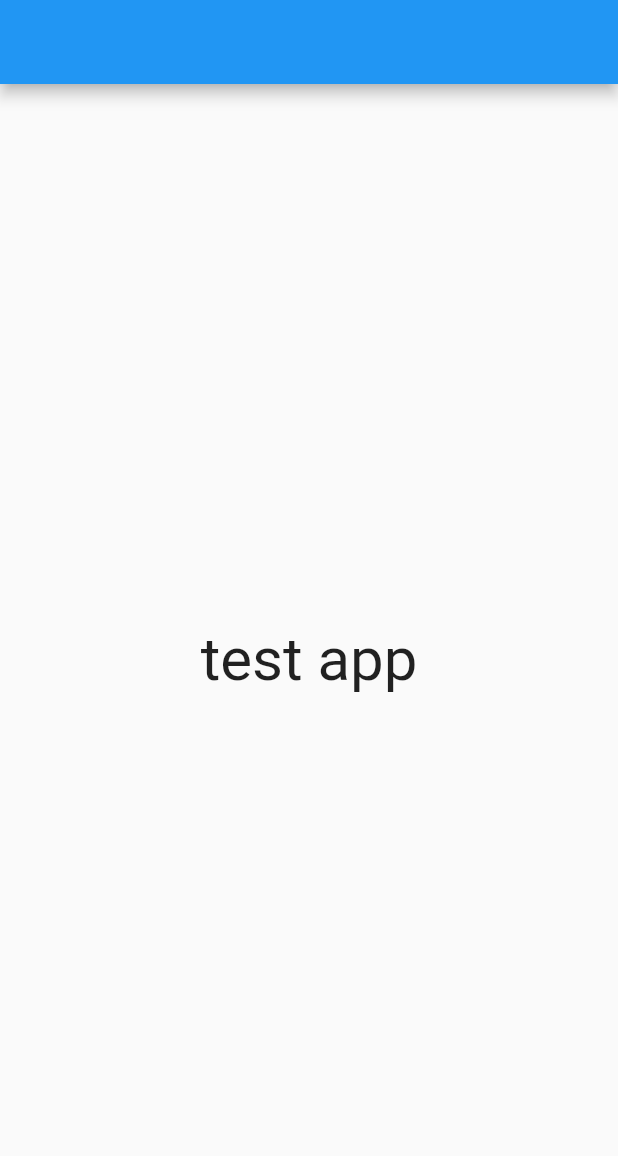
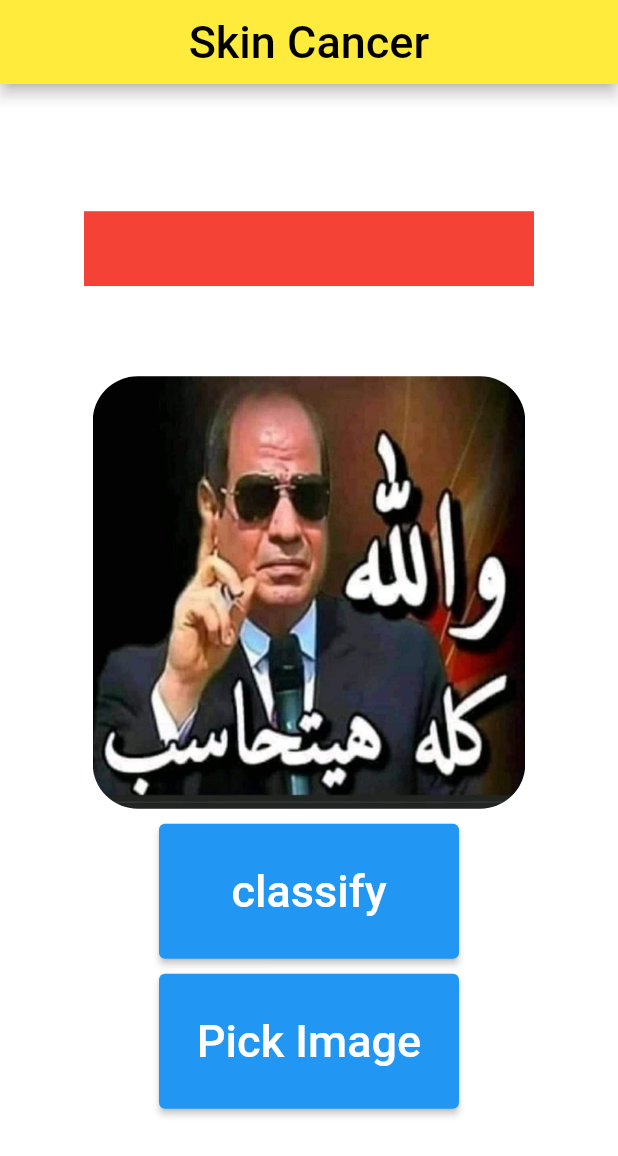
Before and after one commit to MohammedHameds/Skin-Cancer-Detection, a Flutter app: the screen it shows after launch, on a phone screen of 412 x 824 dp. Shown: the top 1156 px of the screen. Run offline on Flutter 3.47's test engine with Material 2 defaults, Android fonts, the phone set to English and light mode, and no system bars; our stand-ins replace image_picker; missing offline and left inert: tflite.

Commit message:
Uploaded skin cancer

```diff
--- /dev/null
+++ b/flutter_application_1/assets/labels.txt
@@ -0,0 +1 @@
+skin cancer
--- /dev/null
+++ b/flutter_application_1/assets/labels1.txt
@@ -0,0 +1,2 @@
+benign
+malignant
--- /dev/null
+++ b/flutter_application_1/lib/Home.dart
@@ -0,0 +1,240 @@
+import 'package:flutter/material.dart';
+import 'dart:io';
+import 'package:tflite/tflite.dart';
+import 'package:image_picker/image_picker.dart';
+
+class Home extends StatefulWidget {
+  @override
+  _HomeState createState() => _HomeState();
+}
+
+class _HomeState extends State<Home> {
+  String error = 'Please try again';
+  bool _loading = true;
+  late File _image;
+  late List _output;
+  String label_output = '';
+  String confidence_output = '';
+  final picker = ImagePicker(); //allows us to pick image from gallery or camera
+
+  @override
+  void initState() {
+    //initS is the first function that is executed by default when this class is called
+    super.initState();
+    loadModel().then((value) {
+      setState(() {});
+    });
+  }
+
+  @override
+  void dispose() {
+    //dis function disposes and clears our memory
+    super.dispose();
+    Tflite.close();
+  }
+
+  classifyImage(File image) async {
+    //this function runs the model on the image
+    var output = await Tflite.runModelOnImage(
+  path: image.path,
+  numResults: 1,
+  //threshold: 0.05,
+  imageMean:127.5,
+
+  imageStd: 127.5,   //127.5,
+
+    );
+    setState(() {
+      _output = output!;
+      _loading = false;
+    });
+  }
+
+
+
+
+  loadModel() async {
+    //this function loads our model
+    await Tflite.loadModel(
+      model: 'assets/model.tflite',
+      labels: 'assets/labels.txt',
+    );
+  }
+
+  pickGalleryImage() async {
+    //this function to grab the image from gallery
+    var image = await picker.pickImage(source: ImageSource.gallery);
+    if (image == null) return null;
+
+    setState(() {
+      _image = File(image.path);
+    });
+    try {
+      classifyImage(_image);
+
+
+
+    } catch (e) {
+      print('image classification error');
+      label_output = '';
+      confidence_output = '';
+
+    }
+
+  }
+
+  @override
+  Widget build(BuildContext context) {
+    return Scaffold(
+      appBar: AppBar(
+          backgroundColor:Colors.yellow,
+
+        title:Container(
+          alignment:Alignment.center,
+          child: Text('Skin Cancer',style:TextStyle(fontSize:30,color:Colors.black),),),),
+      body: Container(
+        color: Colors.white,
+
+        child: Container(
+          alignment: Alignment.center,
+
+
+          child: Column(
+            mainAxisAlignment: MainAxisAlignment.center,
+            children: [
+         Container(
+           color: Colors.red,
+                width : 300,
+                height : 50,
+                padding:EdgeInsets.all( 10),
+                child: Text('$label_output',style:TextStyle(fontSize:25,color:Colors.white),textAlign:TextAlign.center),
+                ),
+
+
+         Container(
+           color: Colors.white,
+                width : 300,
+                height : 60,
+                padding:EdgeInsets.all( 10),
+                child: Text('$confidence_output',style:TextStyle(fontSize:30,color:Colors.black),textAlign:TextAlign.center),
+                ),
+
+
+
+              Container(
+                child: Center(
+                  child: _loading == true
+                      ? Container(
+                          child: Column(
+                            children: [
+                              Container(
+                                height: MediaQuery.of(context).size.width * 0.7,
+                                width: MediaQuery.of(context).size.width * 0.7,
+                                child: ClipRRect(
+                                  borderRadius: BorderRadius.circular(30),
+                                  child: Image.asset('assets/1.jpg'
+                                    ,
+                                    fit: BoxFit.fill,
+                                  ),
+                                ),
+                              ),
+
+                            ],
+                          ),
+                        ) //show nothing if no picture selected
+                      : Container(
+                          child: Column(
+                            children: [
+                              Container(
+                                height: MediaQuery.of(context).size.width * 0.7,
+                                width: MediaQuery.of(context).size.width * 0.7,
+                                child: ClipRRect(
+                                  borderRadius: BorderRadius.circular(30),
+                                  child: Image.file(
+                                    _image,
+                                    fit: BoxFit.fill,
+                                  ),
+                                ),
+                              ),
+
+                            ],
+                          ),
+                        ),
+                ),
+              ),
+              Container(
+                width : 200,
+                height : 100,
+                padding:EdgeInsets.only(top:10),
+                child: ElevatedButton(
+                  style: ElevatedButton.styleFrom(
+
+                  ),
+                  child: Text("classify",style: TextStyle(fontSize:30),),
+                  onPressed:(){
+
+
+                      setState(() {
+                        // label_output = '${_output[0]['label']}';
+                        // confidence_output = (double.parse(_output[0]["confidence"]. toString()) *100).toStringAsFixed(0)+'%';
+                       try {
+                          if (_output == []){
+                               print('output is empy');
+                        }
+                        else {
+                          if (_output[0]['confidence'] > 0.50 )
+                                {
+                        //  label_output = '${_output[0]['label']}';
+                         label_output = 'Malignant - Dangerous';
+                        confidence_output = 'Accuracy :'+ (double.parse(_output[0]["confidence"]. toString()) *100).toStringAsFixed(0)+'%';
+
+                                }
+                               else {
+                         label_output = 'Benign - No Danger ';
+                         confidence_output = 'Accuracy :'+  double.parse('${100-_output[0]['confidence'] *100}').toStringAsFixed(0)+'%';
+                        // confidence_output = '${100-_output[0]['confidence'] *100}';
+                        // confidence_output = 'accuracy :'+ (double.parse(_output[0]["confidence"]. toString()) *100).toStringAsFixed(0)+'%';
+
+                               }
+
+
+                          // print('${_output[0]['confidence']}');
+
+                        }
+                       } catch (e) {
+                         print('*******************************');
+                         label_output = error;
+                         confidence_output = 'Image is failed';
+                         print(_output);
+
+                       }
+
+
+                      });
+
+
+
+                  } ),
+              ),
+              Container(
+                width : 200,
+                height : 100,
+                padding:EdgeInsets.only(top: 10),
+                child: ElevatedButton(
+                  style: ElevatedButton.styleFrom(
+
+                  ),
+                  child: Text("Pick Image",style: TextStyle(fontSize:30),),
+                  onPressed:
+                     pickGalleryImage
+
+                     )),
+
+            ],
+          ),
+        ),
+      ),
+
+    );
+  }
+}
--- a/flutter_application_1/lib/main.dart
+++ b/flutter_application_1/lib/main.dart
@@ -1,21 +1,19 @@
 import 'package:flutter/material.dart';
-import 'package:flutter_application_1/HomePage.dart';
+import 'package:s1/Home.dart';
 
 
 void main() {
-  runApp(myapp());
+  runApp(MyApp());
 }
 
-
-class myapp extends StatelessWidget {
-
+class MyApp extends StatelessWidget {
+  // This widget is the root of your application.
   @override
   Widget build(BuildContext context) {
     return MaterialApp(
+      title: 'Augustus',
+      home: Home(),
       debugShowCheckedModeBanner: false,
-      home: HomePage(),
-
-
     );
   }
 }
```
Also changed, not shown: flutter_application_1/pubspec.yaml (+9 -53 lines), flutter_application_1/assets/1.jpg (added), flutter_application_1/pubspec.lock, 17 other files.
